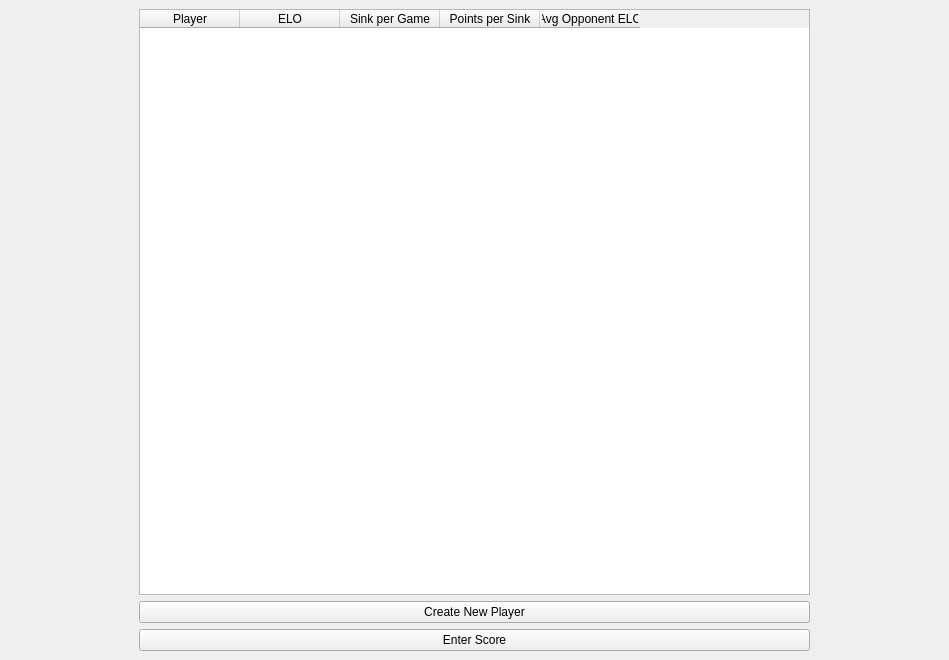
Before: the Qt Designer form GUI.ui in shawnszhao/PiELO, drawn with Qt 5.
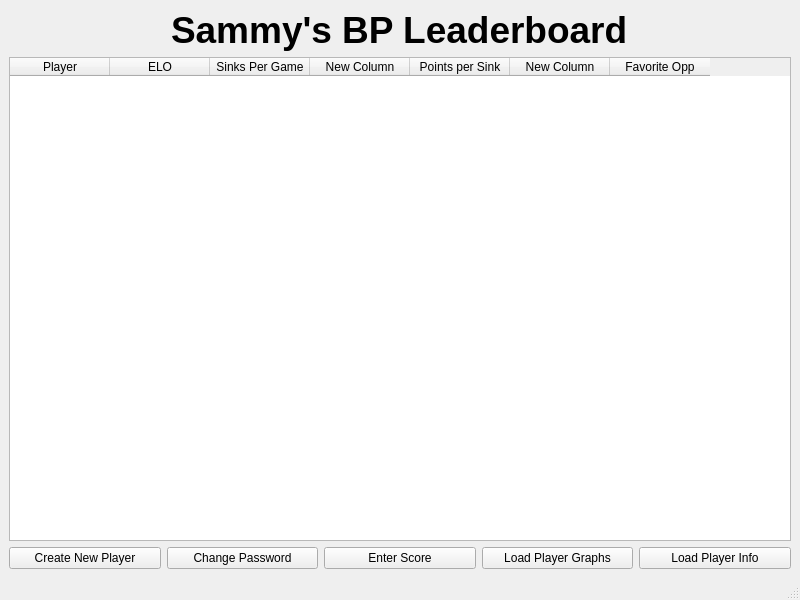
After: the same form once the commit is applied.

Patch:
```diff
--- a/GUI.ui
+++ b/GUI.ui
@@ -6,8 +6,8 @@
    <rect>
     <x>0</x>
     <y>0</y>
-    <width>949</width>
-    <height>660</height>
+    <width>800</width>
+    <height>600</height>
    </rect>
   </property>
   <property name="windowTitle">
@@ -15,6 +15,34 @@
   </property>
   <widget class="QWidget" name="centralwidget">
    <layout class="QGridLayout" name="gridLayout">
+    <item row="0" column="0" colspan="5" alignment="Qt::AlignHCenter">
+     <widget class="QLabel" name="Title">
+      <property name="font">
+       <font>
+        <pointsize>28</pointsize>
+        <weight>75</weight>
+        <bold>true</bold>
+       </font>
+      </property>
+      <property name="text">
+       <string>Sammy's BP Leaderboard</string>
+      </property>
+     </widget>
+    </item>
+    <item row="2" column="1">
+     <widget class="QPushButton" name="ChangePassword">
+      <property name="text">
+       <string>Change Password</string>
+      </property>
+     </widget>
+    </item>
+    <item row="2" column="2">
+     <widget class="QPushButton" name="EnterScore">
+      <property name="text">
+       <string>Enter Score</string>
+      </property>
+     </widget>
+    </item>
     <item row="2" column="0">
      <widget class="QPushButton" name="CreateNewPlayer">
       <property name="text">
@@ -22,27 +50,28 @@
       </property>
      </widget>
     </item>
-    <item row="4" column="0">
-     <widget class="QPushButton" name="EnterScore">
+    <item row="2" column="3">
+     <widget class="QPushButton" name="LoadPlayerGraph">
       <property name="text">
-       <string>Enter Score</string>
+       <string>Load Player Graphs</string>
       </property>
      </widget>
     </item>
-    <item row="1" column="0">
-     <widget class="QTableWidget" name="Table">
+    <item row="2" column="4">
+     <widget class="QPushButton" name="LoadPlayerInfo">
+      <property name="text">
+       <string>Load Player Info</string>
+      </property>
+     </widget>
+    </item>
+    <item row="1" column="0" colspan="5">
+     <widget class="QTableWidget" name="tableWidget">
       <property name="minimumSize">
        <size>
-        <width>671</width>
+        <width>782</width>
         <height>0</height>
        </size>
       </property>
-      <property name="maximumSize">
-       <size>
-        <width>671</width>
-        <height>16777215</height>
-       </size>
-      </property>
       <column>
        <property name="text">
         <string>Player</string>
@@ -55,7 +84,12 @@
       </column>
       <column>
        <property name="text">
-        <string>Sink per Game</string>
+        <string>Sinks Per Game</string>
+       </property>
+      </column>
+      <column>
+       <property name="text">
+        <string>New Column</string>
        </property>
       </column>
       <column>
@@ -65,7 +99,12 @@
       </column>
       <column>
        <property name="text">
-        <string>Avg Opponent ELO</string>
+        <string>New Column</string>
+       </property>
+      </column>
+      <column>
+       <property name="text">
+        <string>Favorite Opp</string>
        </property>
       </column>
      </widget>
@@ -82,6 +121,7 @@
     </rect>
    </property>
   </widget>
+  <widget class="QStatusBar" name="statusbar"/>
  </widget>
  <resources/>
  <connections/>
```
Left out of the diff: 4 changed lines with no effect on the pictures.
